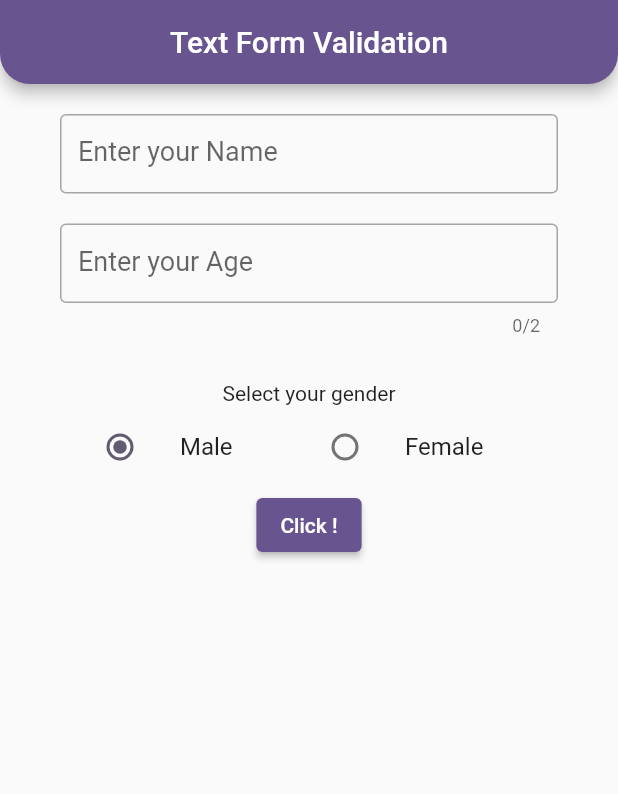
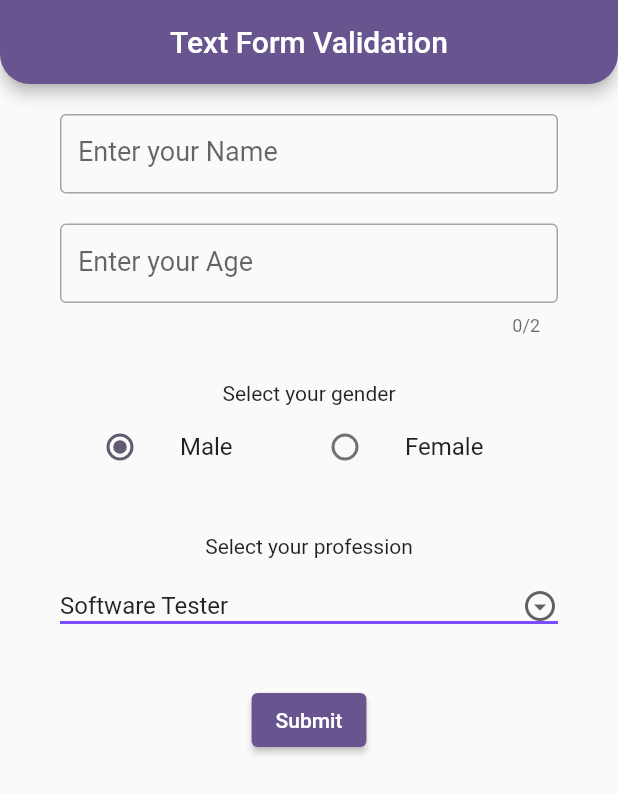
Before and after one commit to SheikMohideen007/Flutter-App---Demo, a Flutter app: the screen it shows after launch, on a phone screen of 412 x 824 dp. Shown: the top 794 px of the screen. Run offline on Flutter 3.47's test engine with Material 3 defaults, Android fonts, the light colour scheme and no system bars.

Commit message:
dropdown,navigator(push,pop,pushreplacement),dataPassing

```diff
--- a/demo_app/lib/demo6/textForm_validation.dart
+++ b/demo_app/lib/demo6/textForm_validation.dart
@@ -1,3 +1,5 @@
+import 'package:demo_app/demo5/button_widget.dart';
+import 'package:demo_app/demo6/data_screen.dart';
 import 'package:flutter/material.dart';
 import 'package:flutter/services.dart';
 
@@ -13,6 +15,13 @@ class _TextformValidationState extends State<TextformValidation> {
   TextEditingController age = TextEditingController();
   String genderValue = "Male";
   final formKey = GlobalKey<FormState>();
+  List<String> professions = [
+    "Software Developer",
+    "Software Tester",
+    "UI/UX Designer",
+    "Cloud Engineer"
+  ];
+  String profession = "Software Tester";
   @override
   Widget build(BuildContext context) {
     return Scaffold(
@@ -29,6 +38,7 @@ class _TextformValidationState extends State<TextformValidation> {
         child: Form(
           key: formKey,
           child: Column(
+            // mainAxisAlignment: MainAxisAlignment.spaceEvenly,
             children: [
               SizedBox(height: 20),
               TextFormField(
@@ -104,18 +114,56 @@ class _TextformValidationState extends State<TextformValidation> {
                   ),
                 ],
               ),
+              SizedBox(height: 30),
+              Column(
+                children: [
+                  Text('Select your profession'),
+                  SizedBox(height: 20),
+                  DropdownButton(
+                    icon: Icon(Icons.arrow_drop_down_circle_outlined),
+                    underline: Container(
+                      height: 2,
+                      color: Colors.deepPurpleAccent,
+                    ),
+                    isExpanded: true,
+                    isDense: true,
+                    value: profession,
+                    items: professions.map((String value) {
+                      return DropdownMenuItem(value: value, child: Text(value));
+                    }).toList(),
+                    onChanged: (newValue) {
+                      setState(() {
+                        profession = newValue!;
+                      });
+                    },
+                  ),
+                ],
+              ),
+              SizedBox(height: 40),
               ElevatedButton(
                   onPressed: () {
-                    print(name.text);
                     if (formKey.currentState!.validate()) {
+                      print(name.text);
+                      print(age.text);
+                      print(genderValue);
+                      print(profession);
                       ScaffoldMessenger.of(context).showSnackBar(SnackBar(
                           content: Text('Form Submited Successfully'),
                           duration: Duration(seconds: 10),
                           action:
                               SnackBarAction(label: 'OK', onPressed: () {})));
+                      Navigator.push(
+                          context,
+                          MaterialPageRoute(
+                              builder: (context) => DataScreen(
+                                    name: name.text,
+                                    age: age.text,
+                                    gender: genderValue,
+                                    profession: profession,
+                                  )));
                     }
                   },
-                  child: Text('Click !'))
+                  child: Text('Submit'))
             ],
           ),
         ),
```
Also changed, not shown: demo_app/lib/demo6/data_screen.dart (added, +50 -0 lines).
